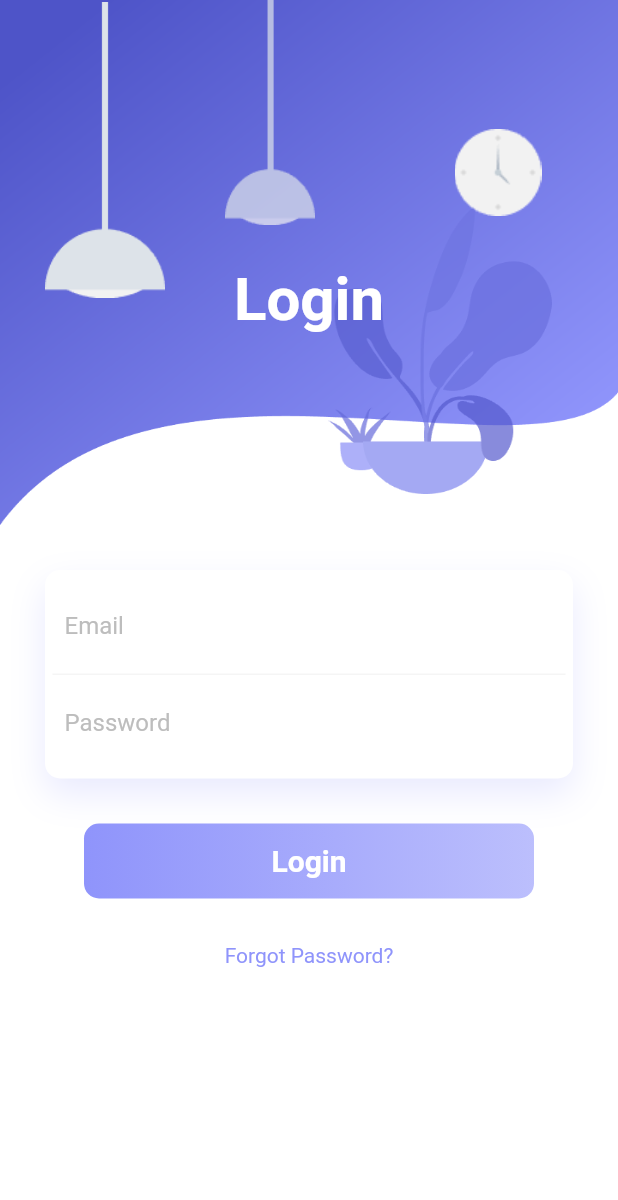
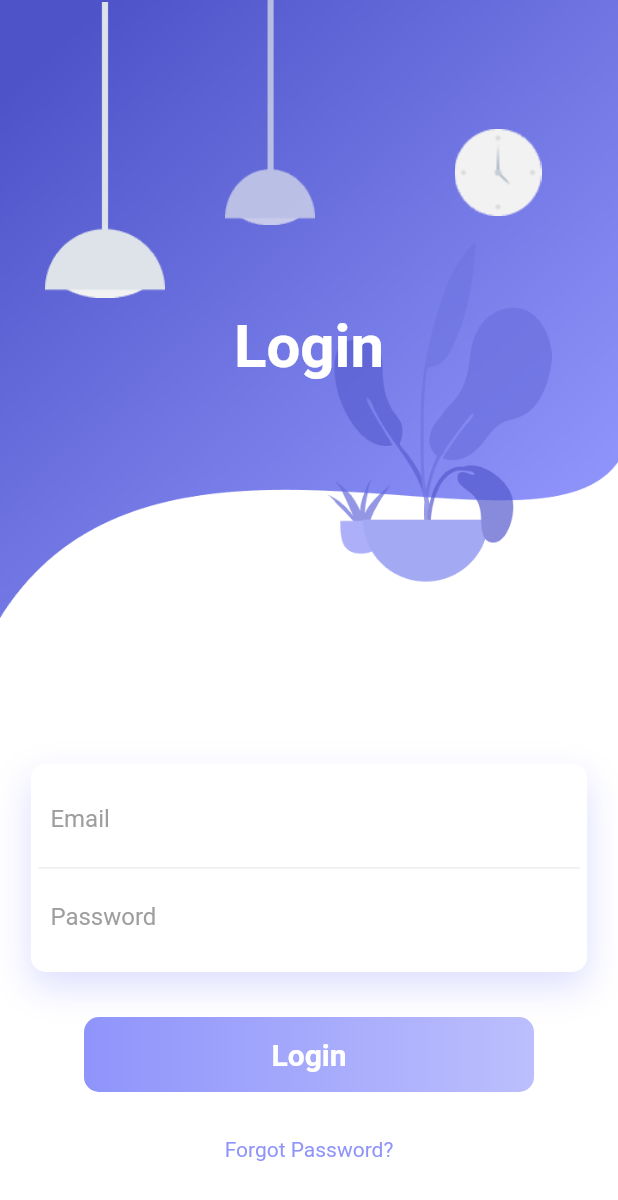
Before and after one commit to trance128/login_ui, a Flutter app: the screen it shows after launch, on a phone screen of 412 x 824 dp. Shown: the top 1200 px of the screen. Run offline on Flutter 3.47's test engine with Material 2 defaults, Android fonts, the phone set to English and light mode, and no system bars; our stand-ins replace simple_animations.

Commit message:
minor fix -- log in text area now avoids keyboard

```diff
--- a/lib/main.dart
+++ b/lib/main.dart
@@ -12,13 +12,15 @@ void main() => runApp(
 class HomePage extends StatelessWidget {
   @override
   Widget build(BuildContext context) {
+    final Size size = MediaQuery.of(context).size;
     return Scaffold(
       backgroundColor: Colors.white,
       body: Container(
-        child: Column(
+        height: double.infinity,
+        child: Stack(
           children: [
             Container(
-              height: 350,
+              height: size.height * 0.5,
               decoration: BoxDecoration(
                 image: DecorationImage(
                   image: AssetImage('assets/images/background.png'),
@@ -94,8 +96,12 @@ class HomePage extends StatelessWidget {
                 ],
               ),
             ),
-            Padding(
-              padding: const EdgeInsets.all(30),
+            Positioned(
+              bottom: size.height > 650 ? 50.0 : 20,
+              right: size.width * 0.05,
+              child: Center(
+                child: Container(
+                  width: size.width * 0.9,
                   child: Column(
                     children: [
                       FadeAnimation(
@@ -107,7 +113,7 @@ class HomePage extends StatelessWidget {
                             borderRadius: BorderRadius.circular(10),
                             boxShadow: [
                               BoxShadow(
-                            color: Color.fromRGBO(143, 148, 251, .2),
+                                color: Color.fromRGBO(143, 148, 251, .3),
                                 blurRadius: 20.0,
                                 offset: Offset(0, 10),
                               ),
@@ -120,7 +126,7 @@ class HomePage extends StatelessWidget {
                                 decoration: BoxDecoration(
                                   border: Border(
                                     bottom: BorderSide(
-                                  color: Colors.grey[100],
+                                      color: Colors.grey[200],
                                     ),
                                   ),
                                 ),
@@ -128,7 +134,8 @@ class HomePage extends StatelessWidget {
                                   decoration: InputDecoration(
                                     border: InputBorder.none,
                                     hintText: "Email",
-                                hintStyle: TextStyle(color: Colors.grey[400]),
+                                    hintStyle:
+                                        TextStyle(color: Colors.grey[500]),
                                   ),
                                 ),
                               ),
@@ -138,7 +145,8 @@ class HomePage extends StatelessWidget {
                                   decoration: InputDecoration(
                                     border: InputBorder.none,
                                     hintText: "Password",
-                                hintStyle: TextStyle(color: Colors.grey[400]),
+                                    hintStyle:
+                                        TextStyle(color: Colors.grey[500]),
                                   ),
                                 ),
                               ),
@@ -165,7 +173,10 @@ class HomePage extends StatelessWidget {
                             child: Text(
                               "Login",
                               style: TextStyle(
-                              color: Colors.white, fontWeight: FontWeight.bold, fontSize: 20,),
+                                color: Colors.white,
+                                fontWeight: FontWeight.bold,
+                                fontSize: 20,
+                              ),
                             ),
                           ),
                         ),
@@ -183,6 +194,8 @@ class HomePage extends StatelessWidget {
                     ],
                   ),
                 ),
+              ),
+            ),
           ],
         ),
       ),
```
Lines whose indentation alone changed are shown as unchanged.
